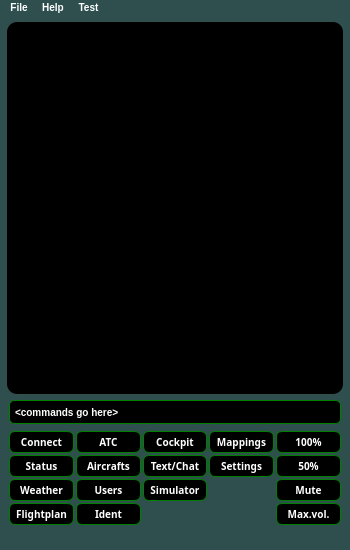
First picture: the form in samples/blackgui/mainwindow.ui, repository swift-project/pilotclient, before the edit.
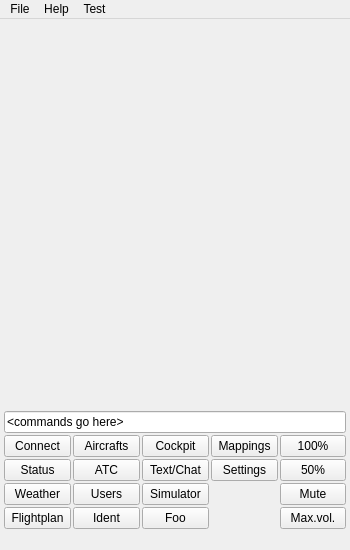
Second picture: the form after the edit. The open tabs and pages were chosen to show the change. Icons and pictures are not drawn. Custom widgets are drawn as their Qt base class.

Commit message: refs #304, adjusted main window to previous changes * new namespaces * centralized icons * dockable widgets

The edit to the form file:
```diff
--- a/samples/blackgui/mainwindow.ui
+++ b/samples/blackgui/mainwindow.ui
@@ -26,349 +26,11 @@
    <string>Black GUI</string>
   </property>
   <property name="windowIcon">
-   <iconset resource="../../src/blackgui/blackgui.qrc">
+   <iconset>
     <normaloff>:/blackgui/icons/aircraftdeparture.png</normaloff>:/blackgui/icons/aircraftdeparture.png</iconset>
   </property>
   <property name="styleSheet">
-   <string notr="true">/** http://qt-project.org/doc/qt-4.8/stylesheet-examples.html **/
-
-QWidget {
-    background-color: black;
-    font: bold 10px;
-    color: white; /** font **/
-}
-
-QProgressBar {
-    border: 1px solid green;
-    border-radius: 5px;
-    text-align: center;
-    padding: 0px;
-    height: 16px;
-}
-
-QProgressBar::chunk {
-    background-color: darkblue;
-    width: 10px;
-    margin: 0.5px;
-}
-
-#wi_CentralWidgetOutside {
-    /** there is no opacity with background image, so we need semitransparent images **/
-    /** background-image: url(:/blackgui/icons/titaniumtexture.jpg) **/
-    /** border: 2px solid green; **/
-    /**  border-radius: 20px; **/
-    background-color: darkslategray;
-    margin: 0px;
-    padding: 5px;
-}
-
-#fr_CentralFrameInside {
-    background-color: darkslategray;
-    margin: 5px;
-}
-
-#wi_MainKeypadArea {
-    background-color: darkslategray;
-}
-
-#gb_AtcStationsOnlineInfo {
-    border-style: none;
-}
-
-#sw_MainMiddle {
-    padding: 3px;
-    border: 0px;
-    border-radius: 10px;
-}
-
-#sw_MainMiddle QPushButton {
-    font-family: arial-rounded;
-    background-color: rgba(0, 0, 255, 128);
-    border-style: none;
-    border-radius:3px;
-    color: yellow;
-    padding: 3px;
-}
-
-/* No style for Dial
-#sw_MainMiddel QDial {
-    background-color: rgba(0, 0, 255, 128);
-}
-*/
-
-#wi_MainKeypadArea QPushButton {
-    font-family: arial-rounded;
-    background-color: black;
-    border-style: solid;
-    border-width:1px;
-    border-radius:6px;
-    border-color: green;
-    max-height:20px;
-    min-width:60px;
-    min-height:20px;
-}
-
-#wi_MainKeypadAreaWindow {
-    background-color: darkslategray;
-}
-
-#le_CommandLineInput {
-    margin-bottom: 5px;
-    padding: 3px;
-    border-radius: 5px;
-}
-
-QTabWidget::pane { /* The tab widget frame */
-    border: none;
-}
-
-QTabWidget::tab-bar  {
-    left: 5px; /* move to the right by 5px */
-}
-
-QTabBar::tab {
-    border: 1px solid green;
-    border-top-left-radius: 6px;
-    border-top-right-radius: 6px;
-    min-width: 30px;
-    padding: 2px;
-    padding-left: 4px;
-    padding-right: 4px;
-    margin-right: 3px;
-}
-
-QTabBar::tab::selected {
-    background-color: rgba(0, 0, 255, 128);
-}
-
-QLabel {
-    background: transparent;
-}
-
-QLineEdit {
-    background: black;
-    border: 1px solid green;
-    border-radius: 5px;
-}
-
-QLineEdit[readOnly=&quot;true&quot;] {
-    background: black;
-}
-
-QCheckBox {
-    color: white; /** font **/
-    border: 0px solid green;
-    background: transparent;
-}
-
-QTextEdit {
-    border: 1px solid green;
-    background: transparent;
-    border-radius: 5px;
-}
-
-QPlainTextEdit {
-    border: 1px solid green;
-    background: transparent;
-    border-radius: 5px;
-}
-
-QGroupBox {
-    border: 1px solid green;
-    margin-top: 2ex; /* leave space at the top for the title */
-}
-
-QGroupBox::title {
-	subcontrol-origin: margin;
-	subcontrol-position: middle center; /* position at the top center */
-	padding: 0 3px;
-}
-
-QToolBox {
-    border: none;
-}
-
-QToolBox::tab {
-    border: 1px solid green;
-    border-radius: 6px;
-    min-width: 30px;
-    padding: 2px;
-    padding-left: 4px;
-    padding-right: 4px;
-}
-
-QToolBox::tab::selected {
-    background-color: rgba(0, 0, 255, 128);
-}
-
-QRadioButton {
-    font: 10px;
-}
-
-QComboBox {
-    border: 1px solid green;
-    border-radius: 5px;
-    padding: 1px;
-    background: transparent;
-}
-
-QDoubleSpinBox  {
-    border: 1px solid green;
-    border-radius: 5px;
-    padding: 1px;
-    background: transparent;
-}
-
-QMenuBar {
-    background: darkslategray;
-}
-
-QMenu {
-    background: black;
-    margin: 2px; /* some spacing around the menu */
-}
-
-QMenu::item {
-    padding: 2px 25px 1px 20px;
-    border: 2px solid darkslategray; /* reserve space for selection border */
-    background: black;
-}
-
-QMenu::item:selected {
-    border-color: darkblue;
-    background: black;
-}
-
-QMenu::indicator {
-    background-color: black;
-}
-
-QMenuBar {
-    background-color: darkslategray;
-}
-
-QMenuBar::item {
-    spacing: 3px; /* spacing between menu bar items */
-    padding: 1px 4px;
-    background: transparent;
-    border-radius: 4px;
-}
-
-QMenuBar::item:selected { /* when selected using mouse or keyboard */
-    background: black;
-}
-
-QMenuBar::item:pressed {
-    background: black;
-}
-
-QScrollBar:horizontal {
-    border: 2px solid gray;
-    background: slategray;
-    height: 10px;
-    margin: 0px 5px 0 5px;
-}
-
-QScrollBar:vertical {
-    border: 2px solid gray;
-    background: slategray;
-    width: 10px;
-    margin: 5px 0 5px 0;
-}
-
-QScrollBar::handle:horizontal {
-    background: black;
-    min-width: 15px;
-}
-
-QScrollBar::handle:vertical {
-    background: black;
-    min-height: 15px;
-}
-
-QScrollBar::add-line:horizontal {
-    border: 2px solid gray;
-    background: blue;
-    width: 5px;
-    subcontrol-position: right;
-    subcontrol-origin: margin;
-}
-
-QScrollBar::sub-line:horizontal {
-    border: 2px solid gray;
-    background: blue;
-    width: 5px;
-    subcontrol-position: left;
-    subcontrol-origin: margin;
-}
-
-QScrollBar::add-line:vertical {
-    border: 2px solid gray;
-    background: blue;
-    height: 5px;
-    subcontrol-position: bottom;
-    subcontrol-origin: margin;
-}
-
-QScrollBar::sub-line:vertical {
-    border: 2px solid gray;
-    background: blue;
-    height: 5px;
-    subcontrol-position: top;
-    subcontrol-origin: margin;
-}
-
-QHeaderView::section {
-    border: 1px solid blue;
-    background-color: darkslategray;
-    padding: 1px;
-    margin: 0px;
-}
-
-QTableView {
-    border: 1px solid green;
-    border-radius: 5px;
-    background-color: black;
-    alternate-background-color: darkslategray;
-    selection-background-color: blue;
-    margin-left: 2px;
-    margin-top: 0;
-    margin-bottom: 0;
-    padding:0;
-}
-
-QSlider::groove:horizontal {
-    border: 1px solid gray;
-    height: 4px; /* the groove expands to the size of the slider by default. by giving it a height, it has a fixed size */
-    background: darkslategray;
-}
-
-QSlider::handle:horizontal {
-    background: lightgray;
-    border: 1px solid darkslategra;
-    width: 18px;
-    margin: -2px 0; /* handle is placed by default on the contents rect of the groove. Expand outside the groove */
-    border-radius: 3px;
-}
-
-QSizeGrip {
-    image: url(:/blackgui/icons/resize.png);
-    width: 16px;
-    height: 16px;
-}
-
-QStatusBar {
-    background: darkslategray;
-}
-
-QStatusBar::item {
-    border: none;
-}
-
-QStatusBar QLabel {
-    border: none;
-}
-</string>
+   <string notr="true"/>
   </property>
   <property name="toolButtonStyle">
    <enum>Qt::ToolButtonIconOnly</enum>
@@ -422,10 +84,7 @@
       <property name="styleSheet">
        <string notr="true"/>
       </property>
-      <layout class="QVBoxLayout" name="vl_CentralFrameInside">
-       <property name="spacing">
-        <number>0</number>
-       </property>
+      <layout class="QGridLayout" name="gridLayout">
        <property name="leftMargin">
         <number>0</number>
        </property>
@@ -438,7 +97,350 @@
        <property name="bottomMargin">
         <number>0</number>
        </property>
-       <item>
+       <item row="1" column="0">
+        <widget class="QWidget" name="wi_MainKeypadArea" native="true">
+         <property name="sizePolicy">
+          <sizepolicy hsizetype="Preferred" vsizetype="Preferred">
+           <horstretch>0</horstretch>
+           <verstretch>0</verstretch>
+          </sizepolicy>
+         </property>
+         <layout class="QGridLayout" name="gl_MainKeypadArea">
+          <property name="sizeConstraint">
+           <enum>QLayout::SetDefaultConstraint</enum>
+          </property>
+          <property name="leftMargin">
+           <number>2</number>
+          </property>
+          <property name="topMargin">
+           <number>6</number>
+          </property>
+          <property name="rightMargin">
+           <number>2</number>
+          </property>
+          <property name="bottomMargin">
+           <number>0</number>
+          </property>
+          <property name="spacing">
+           <number>2</number>
+          </property>
+          <item row="1" column="2">
+           <widget class="QPushButton" name="pb_MainCockpit">
+            <property name="sizePolicy">
+             <sizepolicy hsizetype="Preferred" vsizetype="Preferred">
+              <horstretch>0</horstretch>
+              <verstretch>0</verstretch>
+             </sizepolicy>
+            </property>
+            <property name="maximumSize">
+             <size>
+              <width>16777215</width>
+              <height>22</height>
+             </size>
+            </property>
+            <property name="text">
+             <string>Cockpit</string>
+            </property>
+           </widget>
+          </item>
+          <item row="1" column="3">
+           <widget class="QPushButton" name="pb_MainMappings">
+            <property name="sizePolicy">
+             <sizepolicy hsizetype="Preferred" vsizetype="Preferred">
+              <horstretch>0</horstretch>
+              <verstretch>0</verstretch>
+             </sizepolicy>
+            </property>
+            <property name="maximumSize">
+             <size>
+              <width>16777215</width>
+              <height>22</height>
+             </size>
+            </property>
+            <property name="text">
+             <string>Mappings</string>
+            </property>
+           </widget>
+          </item>
+          <item row="3" column="0">
+           <widget class="QPushButton" name="pb_MainWeather">
+            <property name="sizePolicy">
+             <sizepolicy hsizetype="Preferred" vsizetype="Preferred">
+              <horstretch>0</horstretch>
+              <verstretch>0</verstretch>
+             </sizepolicy>
+            </property>
+            <property name="maximumSize">
+             <size>
+              <width>16777215</width>
+              <height>22</height>
+             </size>
+            </property>
+            <property name="text">
+             <string>Weather</string>
+            </property>
+           </widget>
+          </item>
+          <item row="2" column="0">
+           <widget class="QPushButton" name="pb_MainStatus">
+            <property name="sizePolicy">
+             <sizepolicy hsizetype="Preferred" vsizetype="Preferred">
+              <horstretch>0</horstretch>
+              <verstretch>0</verstretch>
+             </sizepolicy>
+            </property>
+            <property name="maximumSize">
+             <size>
+              <width>16777215</width>
+              <height>22</height>
+             </size>
+            </property>
+            <property name="text">
+             <string>Status</string>
+            </property>
+           </widget>
+          </item>
+          <item row="0" column="0" colspan="5">
+           <widget class="QLineEdit" name="le_CommandLineInput">
+            <property name="sizePolicy">
+             <sizepolicy hsizetype="Preferred" vsizetype="Preferred">
+              <horstretch>0</horstretch>
+              <verstretch>0</verstretch>
+             </sizepolicy>
+            </property>
+            <property name="text">
+             <string>&lt;commands go here&gt;</string>
+            </property>
+           </widget>
+          </item>
+          <item row="2" column="3">
+           <widget class="QPushButton" name="pb_MainSettings">
+            <property name="sizePolicy">
+             <sizepolicy hsizetype="Preferred" vsizetype="Preferred">
+              <horstretch>0</horstretch>
+              <verstretch>0</verstretch>
+             </sizepolicy>
+            </property>
+            <property name="maximumSize">
+             <size>
+              <width>16777215</width>
+              <height>22</height>
+             </size>
+            </property>
+            <property name="layoutDirection">
+             <enum>Qt::LeftToRight</enum>
+            </property>
+            <property name="text">
+             <string>Settings</string>
+            </property>
+           </widget>
+          </item>
+          <item row="3" column="4">
+           <widget class="QPushButton" name="pb_SoundMute">
+            <property name="maximumSize">
+             <size>
+              <width>16777215</width>
+              <height>22</height>
+             </size>
+            </property>
+            <property name="text">
+             <string>Mute</string>
+            </property>
+           </widget>
+          </item>
+          <item row="2" column="4">
+           <widget class="QPushButton" name="pb_MainKeypadOpacity050">
+            <property name="sizePolicy">
+             <sizepolicy hsizetype="Preferred" vsizetype="Preferred">
+              <horstretch>0</horstretch>
+              <verstretch>0</verstretch>
+             </sizepolicy>
+            </property>
+            <property name="minimumSize">
+             <size>
+              <width>62</width>
+              <height>22</height>
+             </size>
+            </property>
+            <property name="maximumSize">
+             <size>
+              <width>16777215</width>
+              <height>22</height>
+             </size>
+            </property>
+            <property name="text">
+             <string>50%</string>
+            </property>
+           </widget>
+          </item>
+          <item row="1" column="0">
+           <widget class="QPushButton" name="pb_MainConnect">
+            <property name="sizePolicy">
+             <sizepolicy hsizetype="Preferred" vsizetype="Preferred">
+              <horstretch>0</horstretch>
+              <verstretch>0</verstretch>
+             </sizepolicy>
+            </property>
+            <property name="maximumSize">
+             <size>
+              <width>16777215</width>
+              <height>22</height>
+             </size>
+            </property>
+            <property name="text">
+             <string>Connect</string>
+            </property>
+           </widget>
+          </item>
+          <item row="4" column="4">
+           <widget class="QPushButton" name="pb_SoundMaxVolume">
+            <property name="maximumSize">
+             <size>
+              <width>16777215</width>
+              <height>22</height>
+             </size>
+            </property>
+            <property name="statusTip">
+             <string>Maximum volume</string>
+            </property>
+            <property name="text">
+             <string>Max.vol.</string>
+            </property>
+           </widget>
+          </item>
+          <item row="1" column="4">
+           <widget class="QPushButton" name="pb_MainKeypadOpacity100">
+            <property name="sizePolicy">
+             <sizepolicy hsizetype="Preferred" vsizetype="Preferred">
+              <horstretch>0</horstretch>
+              <verstretch>0</verstretch>
+             </sizepolicy>
+            </property>
+            <property name="minimumSize">
+             <size>
+              <width>62</width>
+              <height>22</height>
+             </size>
+            </property>
+            <property name="maximumSize">
+             <size>
+              <width>16777215</width>
+              <height>22</height>
+             </size>
+            </property>
+            <property name="text">
+             <string>100%</string>
+            </property>
+           </widget>
+          </item>
+          <item row="2" column="2">
+           <widget class="QPushButton" name="pb_MainTextMessages">
+            <property name="sizePolicy">
+             <sizepolicy hsizetype="Preferred" vsizetype="Preferred">
+              <horstretch>0</horstretch>
+              <verstretch>0</verstretch>
+             </sizepolicy>
+            </property>
+            <property name="maximumSize">
+             <size>
+              <width>16777215</width>
+              <height>22</height>
+             </size>
+            </property>
+            <property name="text">
+             <string>Text/Chat</string>
+            </property>
+           </widget>
+          </item>
+          <item row="4" column="0">
+           <widget class="QPushButton" name="pb_MainFlightplan">
+            <property name="sizePolicy">
+             <sizepolicy hsizetype="Preferred" vsizetype="Preferred">
+              <horstretch>0</horstretch>
+              <verstretch>0</verstretch>
+             </sizepolicy>
+            </property>
+            <property name="maximumSize">
+             <size>
+              <width>16777215</width>
+              <height>22</height>
+             </size>
+            </property>
+            <property name="text">
+             <string>Flightplan</string>
+            </property>
+           </widget>
+          </item>
+          <item row="3" column="1">
+           <widget class="QPushButton" name="pb_MainUsers">
+            <property name="text">
+             <string>Users</string>
+            </property>
+           </widget>
+          </item>
+          <item row="4" column="1">
+           <widget class="QPushButton" name="pb_CockpitIdent">
+            <property name="text">
+             <string>Ident</string>
+            </property>
+           </widget>
+          </item>
+          <item row="3" column="2">
+           <widget class="QPushButton" name="pb_MainSimulator">
+            <property name="text">
+             <string>Simulator</string>
+            </property>
+           </widget>
+          </item>
+          <item row="4" column="2">
+           <widget class="QPushButton" name="pb_Foo">
+            <property name="text">
+             <string>Foo</string>
+            </property>
+           </widget>
+          </item>
+          <item row="2" column="1">
+           <widget class="QPushButton" name="pb_MainAtc">
+            <property name="sizePolicy">
+             <sizepolicy hsizetype="Preferred" vsizetype="Preferred">
+              <horstretch>0</horstretch>
+              <verstretch>0</verstretch>
+             </sizepolicy>
+            </property>
+            <property name="maximumSize">
+             <size>
+              <width>16777215</width>
+              <height>22</height>
+             </size>
+            </property>
+            <property name="text">
+             <string>ATC</string>
+            </property>
+           </widget>
+          </item>
+          <item row="1" column="1">
+           <widget class="QPushButton" name="pb_MainAircrafts">
+            <property name="sizePolicy">
+             <sizepolicy hsizetype="Preferred" vsizetype="Preferred">
+              <horstretch>0</horstretch>
+              <verstretch>0</verstretch>
+             </sizepolicy>
+            </property>
+            <property name="maximumSize">
+             <size>
+              <width>16777215</width>
+              <height>22</height>
+             </size>
+            </property>
+            <property name="text">
+             <string>Aircrafts</string>
+            </property>
+           </widget>
+          </item>
+         </layout>
+        </widget>
+       </item>
+       <item row="0" column="0">
         <widget class="QStackedWidget" name="sw_MainMiddle">
          <property name="sizePolicy">
           <sizepolicy hsizetype="Preferred" vsizetype="Preferred">
@@ -448,7 +450,6 @@
          </property>
          <property name="font">
           <font>
-           <pointsize>-1</pointsize>
            <weight>75</weight>
            <italic>false</italic>
            <bold>true</bold>
@@ -542,7 +543,7 @@
                 <string/>
                </property>
                <property name="pixmap">
-                <pixmap resource="../../src/blackgui/blackgui.qrc">:/blackgui/icons/loginred.png</pixmap>
+                <pixmap>:/blackgui/icons/loginred.png</pixmap>
                </property>
               </widget>
              </item>
@@ -552,7 +553,7 @@
                 <string/>
                </property>
                <property name="pixmap">
-                <pixmap resource="../../src/blackgui/blackgui.qrc">:/blackgui/icons/audiovolumelow.png</pixmap>
+                <pixmap>:/blackgui/icons/audiovolumelow.png</pixmap>
                </property>
               </widget>
              </item>
@@ -571,8 +572,8 @@
                <rect>
                 <x>0</x>
                 <y>0</y>
-                <width>86</width>
-                <height>59</height>
+                <width>79</width>
+                <height>71</height>
                </rect>
               </property>
               <attribute name="label">
@@ -595,7 +596,7 @@
                 <number>0</number>
                </property>
                <item>
-                <widget class="BlackGui::CStatusMessageView" name="tvp_StatusMessages">
+                <widget class="BlackGui::Views::CStatusMessageView" name="tvp_StatusMessages">
                  <property name="selectionMode">
                   <enum>QAbstractItemView::SingleSelection</enum>
                  </property>
@@ -614,8 +615,8 @@
                <rect>
                 <x>0</x>
                 <y>0</y>
-                <width>90</width>
-                <height>55</height>
+                <width>83</width>
+                <height>71</height>
                </rect>
               </property>
               <attribute name="label">
@@ -647,7 +648,6 @@
                  </property>
                  <property name="font">
                   <font>
-                   <pointsize>-1</pointsize>
                    <weight>75</weight>
                    <italic>false</italic>
                    <bold>true</bold>
@@ -693,36 +693,6 @@
            <property name="bottomMargin">
             <number>0</number>
            </property>
-           <item>
-            <widget class="BlackGui::CAtcStationComponent" name="comp_AtcStations">
-             <property name="sizePolicy">
-              <sizepolicy hsizetype="Expanding" vsizetype="Expanding">
-               <horstretch>0</horstretch>
-               <verstretch>0</verstretch>
-              </sizepolicy>
-             </property>
-             <property name="maximumSize">
-              <size>
-               <width>16777215</width>
-               <height>16777215</height>
-              </size>
-             </property>
-             <property name="font">
-              <font>
-               <pointsize>-1</pointsize>
-               <weight>75</weight>
-               <italic>false</italic>
-               <bold>true</bold>
-              </font>
-             </property>
-             <property name="styleSheet">
-              <string notr="true"/>
-             </property>
-             <property name="currentIndex">
-              <number>-1</number>
-             </property>
-            </widget>
-           </item>
           </layout>
          </widget>
          <widget class="QWidget" name="pg_Aircrafts">
@@ -742,9 +712,6 @@
            <property name="bottomMargin">
             <number>0</number>
            </property>
-           <item>
-            <widget class="BlackGui::CAircraftComponent" name="comp_Aircrafts"/>
-           </item>
           </layout>
          </widget>
          <widget class="QWidget" name="pg_Users">
@@ -764,9 +731,6 @@
            <property name="bottomMargin">
             <number>0</number>
            </property>
-           <item>
-            <widget class="BlackGui::CUserComponent" name="comp_Users"/>
-           </item>
           </layout>
          </widget>
          <widget class="QWidget" name="pg_Cockpit">
@@ -787,7 +751,7 @@
             <number>0</number>
            </property>
            <item>
-            <widget class="BlackGui::CCockpitV1Component" name="comp_Cockpit" native="true"/>
+            <widget class="BlackGui::Components::CCockpitV1Component" name="comp_Cockpit" native="true"/>
            </item>
           </layout>
          </widget>
@@ -808,13 +772,6 @@
            <property name="bottomMargin">
             <number>0</number>
            </property>
-           <item>
-            <widget class="BlackGui::CTextMessageComponent" name="comp_TextMessages">
-             <property name="currentIndex">
-              <number>-1</number>
-             </property>
-            </widget>
-           </item>
           </layout>
          </widget>
          <widget class="QWidget" name="pg_Flightplan">
@@ -834,9 +791,6 @@
            <property name="bottomMargin">
             <number>0</number>
            </property>
-           <item>
-            <widget class="BlackGui::CFlightPlanComponent" name="comp_Flightplan"/>
-           </item>
           </layout>
          </widget>
          <widget class="QWidget" name="pg_Settings">
@@ -856,13 +810,6 @@
            <property name="bottomMargin">
             <number>0</number>
            </property>
-           <item>
-            <widget class="BlackGui::CSettingsComponent" name="comp_Settings">
-             <property name="currentIndex">
-              <number>-1</number>
-             </property>
-            </widget>
-           </item>
           </layout>
          </widget>
          <widget class="QWidget" name="pg_Simulator">
@@ -1049,342 +996,28 @@
            </item>
           </layout>
          </widget>
-        </widget>
-       </item>
-       <item>
-        <widget class="QWidget" name="wi_MainKeypadArea" native="true">
-         <property name="sizePolicy">
-          <sizepolicy hsizetype="Preferred" vsizetype="Preferred">
-           <horstretch>0</horstretch>
-           <verstretch>0</verstretch>
-          </sizepolicy>
-         </property>
-         <layout class="QGridLayout" name="gl_MainKeypadArea">
-          <property name="sizeConstraint">
-           <enum>QLayout::SetDefaultConstraint</enum>
-          </property>
-          <property name="leftMargin">
-           <number>2</number>
-          </property>
-          <property name="topMargin">
-           <number>6</number>
-          </property>
-          <property name="rightMargin">
-           <number>2</number>
-          </property>
-          <property name="bottomMargin">
-           <number>0</number>
-          </property>
-          <property name="spacing">
-           <number>2</number>
-          </property>
-          <item row="1" column="2">
-           <widget class="QPushButton" name="pb_MainCockpit">
-            <property name="sizePolicy">
-             <sizepolicy hsizetype="Preferred" vsizetype="Preferred">
-              <horstretch>0</horstretch>
-              <verstretch>0</verstretch>
-             </sizepolicy>
-            </property>
-            <property name="maximumSize">
-             <size>
-              <width>16777215</width>
-              <height>22</height>
-             </size>
-            </property>
-            <property name="text">
-             <string>Cockpit</string>
-            </property>
-           </widget>
-          </item>
-          <item row="1" column="3">
-           <widget class="QPushButton" name="pb_Mappings">
-            <property name="sizePolicy">
-             <sizepolicy hsizetype="Preferred" vsizetype="Preferred">
-              <horstretch>0</horstretch>
-              <verstretch>0</verstretch>
-             </sizepolicy>
-            </property>
-            <property name="maximumSize">
-             <size>
-              <width>16777215</width>
-              <height>22</height>
-             </size>
-            </property>
-            <property name="text">
-             <string>Mappings</string>
-            </property>
-           </widget>
-          </item>
-          <item row="3" column="0">
-           <widget class="QPushButton" name="pb_MainWeather">
-            <property name="sizePolicy">
-             <sizepolicy hsizetype="Preferred" vsizetype="Preferred">
-              <horstretch>0</horstretch>
-              <verstretch>0</verstretch>
-             </sizepolicy>
-            </property>
-            <property name="maximumSize">
-             <size>
-              <width>16777215</width>
-              <height>22</height>
-             </size>
-            </property>
-            <property name="text">
-             <string>Weather</string>
-            </property>
-           </widget>
-          </item>
-          <item row="2" column="0">
-           <widget class="QPushButton" name="pb_MainStatus">
-            <property name="sizePolicy">
-             <sizepolicy hsizetype="Preferred" vsizetype="Preferred">
-              <horstretch>0</horstretch>
-              <verstretch>0</verstretch>
-             </sizepolicy>
-            </property>
-            <property name="maximumSize">
-             <size>
-              <width>16777215</width>
-              <height>22</height>
-             </size>
-            </property>
-            <property name="text">
-             <string>Status</string>
-            </property>
-           </widget>
-          </item>
-          <item row="0" column="0" colspan="5">
-           <widget class="QLineEdit" name="le_CommandLineInput">
-            <property name="sizePolicy">
-             <sizepolicy hsizetype="Preferred" vsizetype="Preferred">
-              <horstretch>0</horstretch>
-              <verstretch>0</verstretch>
-             </sizepolicy>
-            </property>
-            <property name="text">
-             <string>&lt;commands go here&gt;</string>
-            </property>
-           </widget>
-          </item>
-          <item row="1" column="1">
-           <widget class="QPushButton" name="pb_MainAtc">
-            <property name="sizePolicy">
-             <sizepolicy hsizetype="Preferred" vsizetype="Preferred">
-              <horstretch>0</horstretch>
-              <verstretch>0</verstretch>
-             </sizepolicy>
-            </property>
-            <property name="maximumSize">
-             <size>
-              <width>16777215</width>
-              <height>22</height>
-             </size>
-            </property>
-            <property name="text">
-             <string>ATC</string>
-            </property>
-           </widget>
-          </item>
-          <item row="2" column="3">
-           <widget class="QPushButton" name="pb_MainSettings">
-            <property name="sizePolicy">
-             <sizepolicy hsizetype="Preferred" vsizetype="Preferred">
-              <horstretch>0</horstretch>
-              <verstretch>0</verstretch>
-             </sizepolicy>
-            </property>
-            <property name="maximumSize">
-             <size>
-              <width>16777215</width>
-              <height>22</height>
-             </size>
-            </property>
-            <property name="layoutDirection">
-             <enum>Qt::LeftToRight</enum>
-            </property>
-            <property name="text">
-             <string>Settings</string>
-            </property>
-           </widget>
-          </item>
-          <item row="3" column="4">
-           <widget class="QPushButton" name="pb_SoundMute">
-            <property name="maximumSize">
-             <size>
-              <width>16777215</width>
-              <height>22</height>
-             </size>
-            </property>
-            <property name="text">
-             <string>Mute</string>
-            </property>
-           </widget>
-          </item>
-          <item row="2" column="4">
-           <widget class="QPushButton" name="pb_MainKeypadOpacity050">
-            <property name="sizePolicy">
-             <sizepolicy hsizetype="Preferred" vsizetype="Preferred">
-              <horstretch>0</horstretch>
-              <verstretch>0</verstretch>
-             </sizepolicy>
-            </property>
-            <property name="minimumSize">
-             <size>
-              <width>62</width>
-              <height>22</height>
-             </size>
-            </property>
-            <property name="maximumSize">
-             <size>
-              <width>16777215</width>
-              <height>22</height>
-             </size>
-            </property>
-            <property name="text">
-             <string>50%</string>
-            </property>
-           </widget>
-          </item>
-          <item row="1" column="0">
-           <widget class="QPushButton" name="pb_MainConnect">
-            <property name="sizePolicy">
-             <sizepolicy hsizetype="Preferred" vsizetype="Preferred">
-              <horstretch>0</horstretch>
-              <verstretch>0</verstretch>
-             </sizepolicy>
-            </property>
-            <property name="maximumSize">
-             <size>
-              <width>16777215</width>
-              <height>22</height>
-             </size>
-            </property>
-            <property name="text">
-             <string>Connect</string>
-            </property>
-           </widget>
-          </item>
-          <item row="4" column="4">
-           <widget class="QPushButton" name="pb_SoundMaxVolume">
-            <property name="maximumSize">
-             <size>
-              <width>16777215</width>
-              <height>22</height>
-             </size>
-            </property>
-            <property name="statusTip">
-             <string>Maximum volume</string>
-            </property>
-            <property name="text">
-             <string>Max.vol.</string>
-            </property>
-           </widget>
-          </item>
-          <item row="1" column="4">
-           <widget class="QPushButton" name="pb_MainKeypadOpacity100">
-            <property name="sizePolicy">
-             <sizepolicy hsizetype="Preferred" vsizetype="Preferred">
-              <horstretch>0</horstretch>
-              <verstretch>0</verstretch>
-             </sizepolicy>
-            </property>
-            <property name="minimumSize">
-             <size>
-              <width>62</width>
-              <height>22</height>
-             </size>
-            </property>
-            <property name="maximumSize">
-             <size>
-              <width>16777215</width>
-              <height>22</height>
-             </size>
-            </property>
-            <property name="text">
-             <string>100%</string>
-            </property>
-           </widget>
-          </item>
-          <item row="2" column="1">
-           <widget class="QPushButton" name="pb_MainAircrafts">
-            <property name="sizePolicy">
-             <sizepolicy hsizetype="Preferred" vsizetype="Preferred">
-              <horstretch>0</horstretch>
-              <verstretch>0</verstretch>
-             </sizepolicy>
-            </property>
-            <property name="maximumSize">
-             <size>
-              <width>16777215</width>
-              <height>22</height>
-             </size>
-            </property>
-            <property name="text">
-             <string>Aircrafts</string>
-            </property>
-           </widget>
-          </item>
-          <item row="2" column="2">
-           <widget class="QPushButton" name="pb_MainTextMessages">
-            <property name="sizePolicy">
-             <sizepolicy hsizetype="Preferred" vsizetype="Preferred">
-              <horstretch>0</horstretch>
-              <verstretch>0</verstretch>
-             </sizepolicy>
-            </property>
-            <property name="maximumSize">
-             <size>
-              <width>16777215</width>
-              <height>22</height>
-             </size>
-            </property>
-            <property name="text">
-             <string>Text/Chat</string>
-            </property>
-           </widget>
-          </item>
-          <item row="4" column="0">
-           <widget class="QPushButton" name="pb_MainFlightplan">
-            <property name="sizePolicy">
-             <sizepolicy hsizetype="Preferred" vsizetype="Preferred">
-              <horstretch>0</horstretch>
-              <verstretch>0</verstretch>
-             </sizepolicy>
-            </property>
-            <property name="maximumSize">
-             <size>
-              <width>16777215</width>
-              <height>22</height>
-             </size>
-            </property>
-            <property name="text">
-             <string>Flightplan</string>
-            </property>
-           </widget>
-          </item>
-          <item row="3" column="1">
-           <widget class="QPushButton" name="pb_MainUsers">
-            <property name="text">
-             <string>Users</string>
-            </property>
-           </widget>
-          </item>
-          <item row="4" column="1">
-           <widget class="QPushButton" name="pb_CockpitIdent">
-            <property name="text">
-             <string>Ident</string>
-            </property>
-           </widget>
-          </item>
-          <item row="3" column="2">
-           <widget class="QPushButton" name="pb_MainSimulator">
-            <property name="text">
-             <string>Simulator</string>
-            </property>
-           </widget>
-          </item>
-         </layout>
+         <widget class="QWidget" name="pg_Foo">
+          <layout class="QVBoxLayout" name="vl_Foo">
+           <property name="spacing">
+            <number>0</number>
+           </property>
+           <property name="leftMargin">
+            <number>0</number>
+           </property>
+           <property name="topMargin">
+            <number>0</number>
+           </property>
+           <property name="rightMargin">
+            <number>0</number>
+           </property>
+           <property name="bottomMargin">
+            <number>0</number>
+           </property>
+           <item>
+            <widget class="BlackGui::Components::CMainInfoAreaComponent" name="comp_MainInfoArea" native="true"/>
+           </item>
+          </layout>
+         </widget>
         </widget>
        </item>
       </layout>
@@ -1398,7 +1031,7 @@
      <x>0</x>
      <y>0</y>
      <width>350</width>
-     <height>15</height>
+     <height>21</height>
     </rect>
    </property>
    <property name="sizePolicy">
@@ -1455,6 +1088,8 @@
     </property>
     <addaction name="menu_FileSettingsDirectory"/>
     <addaction name="menu_FileResetSettings"/>
+    <addaction name="menu_FileReloadStyleSheets"/>
+    <addaction name="menu_FileFont"/>
     <addaction name="separator"/>
     <addaction name="menu_FileClose"/>
    </widget>
@@ -1519,54 +1154,34 @@
     <string>Reset settings</string>
    </property>
   </action>
+  <action name="menu_FileReloadStyleSheets">
+   <property name="text">
+    <string>Reload style sheets</string>
+   </property>
+  </action>
+  <action name="menu_FileFont">
+   <property name="text">
+    <string>Font</string>
+   </property>
+  </action>
  </widget>
  <layoutdefault spacing="6" margin="11"/>
  <customwidgets>
   <customwidget>
-   <class>BlackGui::CStatusMessageView</class>
+   <class>BlackGui::Views::CStatusMessageView</class>
    <extends>QTableView</extends>
-   <header>blackgui/statusmessageview.h</header>
+   <header>blackgui/views/statusmessageview.h</header>
   </customwidget>
   <customwidget>
-   <class>BlackGui::CFlightPlanComponent</class>
-   <extends>QTabWidget</extends>
-   <header>blackgui/flightplancomponent.h</header>
-   <container>1</container>
-  </customwidget>
-  <customwidget>
-   <class>BlackGui::CUserComponent</class>
-   <extends>QTabWidget</extends>
-   <header>blackgui/usercomponent.h</header>
-   <container>1</container>
-  </customwidget>
-  <customwidget>
-   <class>BlackGui::CAircraftComponent</class>
-   <extends>QTabWidget</extends>
-   <header>blackgui/aircraftcomponent.h</header>
-   <container>1</container>
-  </customwidget>
-  <customwidget>
-   <class>BlackGui::CAtcStationComponent</class>
-   <extends>QTabWidget</extends>
-   <header>blackgui/atcstationcomponent.h</header>
-   <container>1</container>
-  </customwidget>
-  <customwidget>
-   <class>BlackGui::CTextMessageComponent</class>
-   <extends>QTabWidget</extends>
-   <header>blackgui/textmessagecomponent.h</header>
-   <container>1</container>
-  </customwidget>
-  <customwidget>
-   <class>BlackGui::CCockpitV1Component</class>
+   <class>BlackGui::Components::CCockpitV1Component</class>
    <extends>QWidget</extends>
-   <header>blackgui/cockpitv1component.h</header>
+   <header>blackgui/components/cockpitv1component.h</header>
    <container>1</container>
   </customwidget>
   <customwidget>
-   <class>BlackGui::CSettingsComponent</class>
-   <extends>QTabWidget</extends>
-   <header>blackgui/settingscomponent.h</header>
+   <class>BlackGui::Components::CMainInfoAreaComponent</class>
+   <extends>QWidget</extends>
+   <header>blackgui/components/maininfoareacomponent.h</header>
    <container>1</container>
   </customwidget>
  </customwidgets>
@@ -1576,20 +1191,15 @@
   <tabstop>le_StatusAudioContext</tabstop>
   <tabstop>tvp_StatusMessages</tabstop>
   <tabstop>le_CommandLineInput</tabstop>
-  <tabstop>comp_AtcStations</tabstop>
-  <tabstop>comp_TextMessages</tabstop>
-  <tabstop>comp_Settings</tabstop>
   <tabstop>pb_MainConnect</tabstop>
   <tabstop>pb_MainStatus</tabstop>
   <tabstop>pb_MainWeather</tabstop>
   <tabstop>pb_MainFlightplan</tabstop>
-  <tabstop>pb_MainAtc</tabstop>
-  <tabstop>pb_MainAircrafts</tabstop>
   <tabstop>pb_MainUsers</tabstop>
   <tabstop>pb_CockpitIdent</tabstop>
   <tabstop>pb_MainCockpit</tabstop>
   <tabstop>pb_MainTextMessages</tabstop>
-  <tabstop>pb_Mappings</tabstop>
+  <tabstop>pb_MainMappings</tabstop>
   <tabstop>pb_MainSettings</tabstop>
   <tabstop>pb_MainKeypadOpacity100</tabstop>
   <tabstop>pb_MainKeypadOpacity050</tabstop>
@@ -1597,9 +1207,7 @@
   <tabstop>pb_SoundMaxVolume</tabstop>
   <tabstop>te_StatusPageConsole</tabstop>
  </tabstops>
- <resources>
-  <include location="../../src/blackgui/blackgui.qrc"/>
- </resources>
+ <resources/>
  <connections/>
  <slots>
   <slot>setMainPage()</slot>
```
The commit also changes 11 other files.
